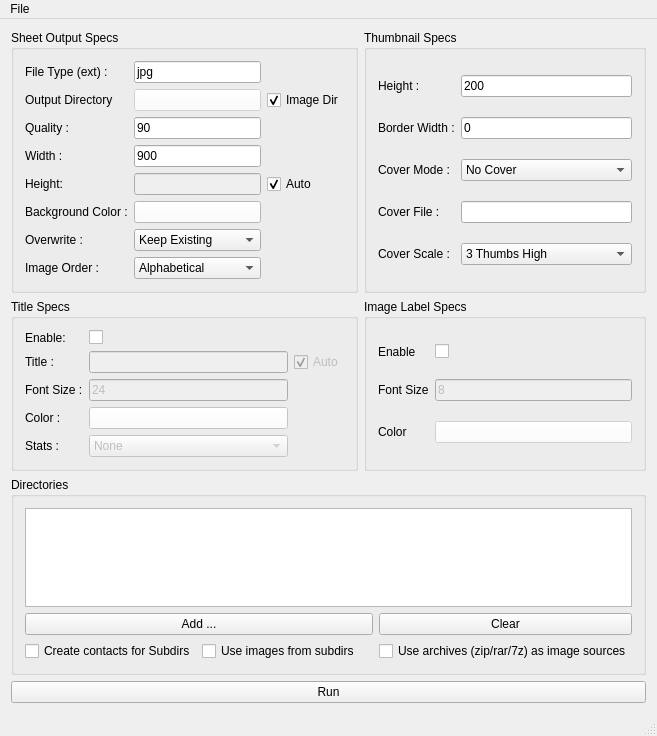
Qt form mc_main.ui (TouchTone/make_contact) before a commit.
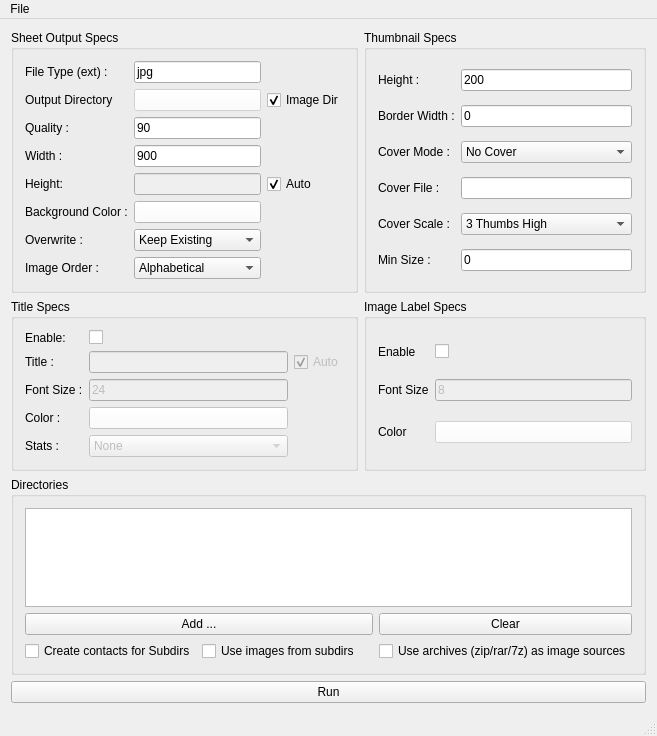
The same form after that commit. Custom widgets are drawn as their Qt base class.

```diff
--- a/mc_main.ui
+++ b/mc_main.ui
@@ -1151,6 +1151,23 @@
          </item>
         </widget>
        </item>
+       <item row="5" column="0">
+        <widget class="QLabel" name="thumbMinSizeL">
+         <property name="text">
+          <string>Min Size :</string>
+         </property>
+        </widget>
+       </item>
+       <item row="5" column="1">
+        <widget class="QLineEdit" name="thumbMinSizeE">
+         <property name="accessibleDescription">
+          <string>Minimum width/height for image to be included in sheet</string>
+         </property>
+         <property name="text">
+          <string>0</string>
+         </property>
+        </widget>
+       </item>
       </layout>
      </widget>
     </item>
```
